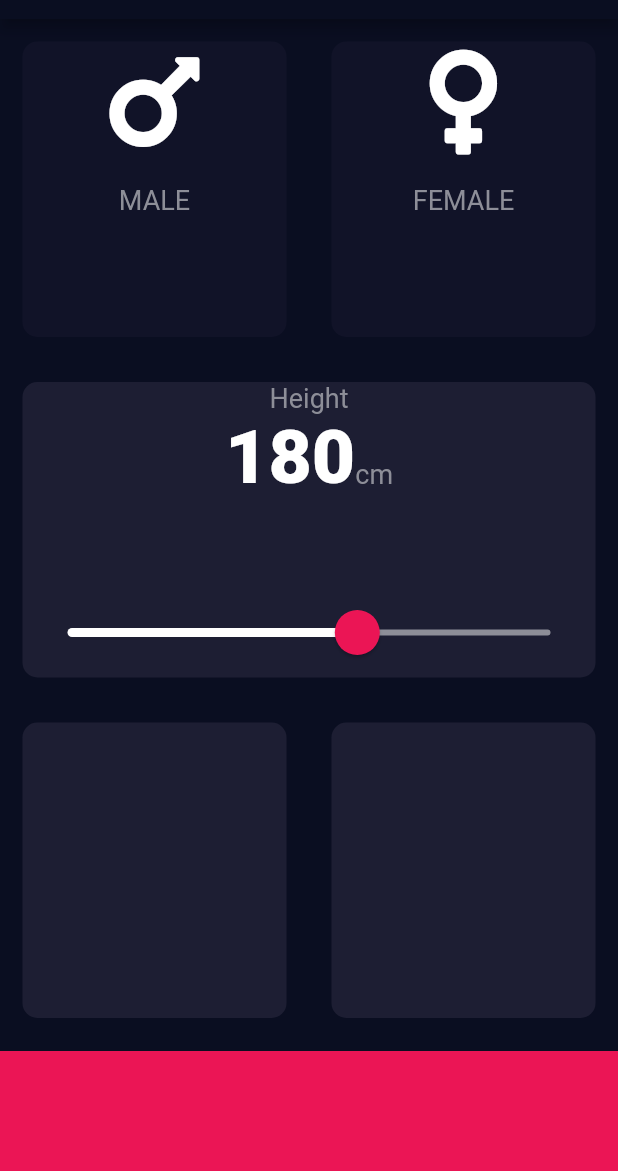
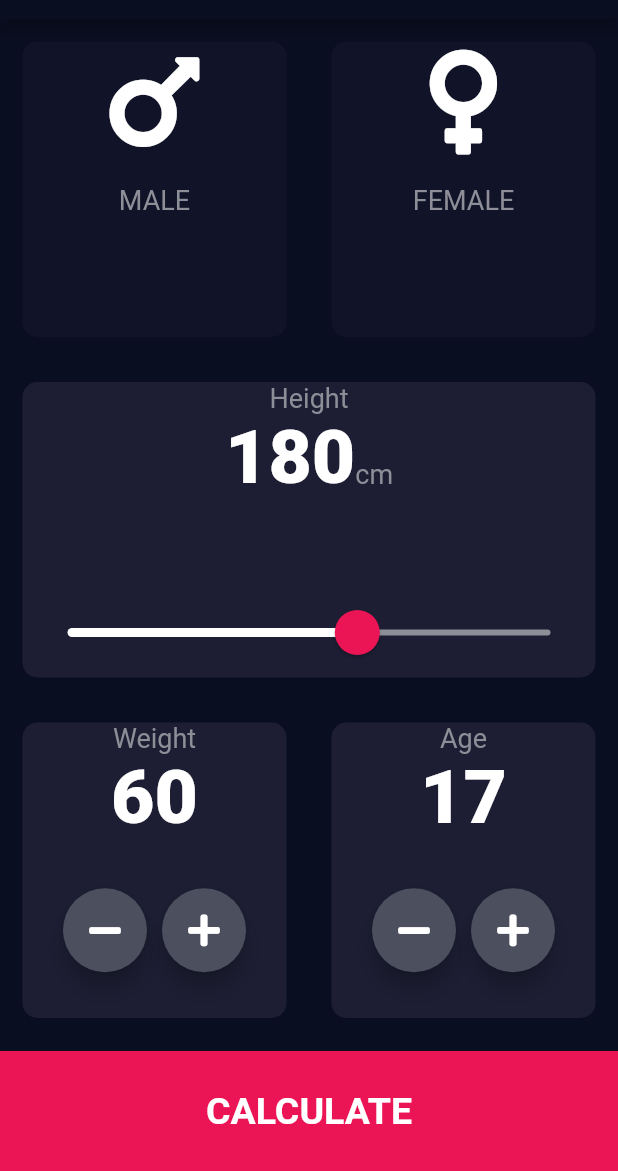
Before and after one commit to ahmadrana24/BMI-Calculator, a Flutter app: the screen it shows after launch, on a phone screen of 412 x 824 dp, the part 65-1236 px from its top. Run offline on Flutter 3.47's test engine with Material 2 defaults, Android fonts, the phone set to English and light mode, and no system bars; our stand-ins replace font_awesome_flutter.

```diff
--- /dev/null
+++ b/lib/Botttom_Button.dart
@@ -0,0 +1,29 @@
+import 'package:flutter/material.dart';
+import 'Constants.dart';
+
+class BottomButton extends StatelessWidget {
+  final Function onTap;
+  final String buttonTitle;
+
+  BottomButton({@required this.onTap, @required this.buttonTitle});
+
+  @override
+  Widget build(BuildContext context) {
+    return GestureDetector(
+      onTap: onTap,
+      child: Container(
+        child: Center(
+          child: Text(
+            buttonTitle,
+            style: KbuttonText,
+          ),
+        ),
+        padding: EdgeInsets.all(20),
+        color: Color(0xFFEB1555),
+        margin: EdgeInsets.only(top: 7),
+        width: double.infinity,
+        height: bottomContainerHeight,
+      ),
+    );
+  }
+}
--- /dev/null
+++ b/lib/Calculations.dart
@@ -0,0 +1,35 @@
+import 'dart:math';
+
+class Calculations {
+  final height;
+  final weight;
+  Calculations({this.height, this.weight});
+
+  double _bmi;
+
+  String calculate() {
+    _bmi = weight / pow(height / 100, 2);
+
+    return _bmi.toStringAsFixed(1);
+  }
+
+  String getResults() {
+    if (_bmi > 25) {
+      return 'OverWeight';
+    } else if (_bmi > 18.5) {
+      return 'Normal';
+    } else {
+      return 'UnderWeight';
+    }
+  }
+
+  String getInterpretation() {
+    if (_bmi > 25) {
+      return 'YOU hAVE HEIGHER THAN NORMAL START DIETING';
+    } else if (_bmi > 18.5) {
+      return 'FINE YOU ARE DOING GREAT';
+    } else {
+      return 'LOL YOU NEED TO EAT MORE';
+    }
+  }
+}
--- a/lib/Input_page.dart
+++ b/lib/Input_page.dart
@@ -1,9 +1,11 @@
+import 'package:bmi_calculator/result_page.dart';
 import 'package:flutter/material.dart';
 import 'package:font_awesome_flutter/font_awesome_flutter.dart';
 import 'Icon_Content.dart';
 import 'Reuseable_card.dart';
-
+import 'Botttom_Button.dart';
 import 'Constants.dart';
+import 'Calculations.dart';
 
 enum Gender { Male, Female }
 
@@ -15,6 +17,8 @@ class InputPage extends StatefulWidget {
 class _InputPageState extends State<InputPage> {
   Gender selectedGender;
   int height = 180;
+  int weight = 60;
+  int age = 17;
   @override
   Widget build(BuildContext context) {
     return Scaffold(
@@ -113,22 +117,126 @@ class _InputPageState extends State<InputPage> {
             child: Row(
               children: <Widget>[
                 Expanded(
-                  child: ReusableCard(color: activeCardColor),
+                  child: ReusableCard(
+                    color: activeCardColor,
+                    cardChild: Column(
+                      mainAxisAlignment: MainAxisAlignment.center,
+                      children: <Widget>[
+                        Text(
+                          'Weight',
+                          style: labelTextStyle,
+                        ),
+                        Text(
+                          weight.toString(),
+                          style: KnumberTextStyle,
+                        ),
+                        Expanded(
+                          child: Row(
+                            mainAxisAlignment: MainAxisAlignment.center,
+                            children: <Widget>[
+                              RoundMaterialButton(
+                                icon: FontAwesomeIcons.minus,
+                                onPressed: () {
+                                  setState(() {
+                                    weight--;
+                                  });
+                                },
+                              ),
+                              SizedBox(
+                                width: 10,
+                              ),
+                              RoundMaterialButton(
+                                icon: FontAwesomeIcons.plus,
+                                onPressed: () {
+                                  setState(() {
+                                    weight++;
+                                  });
+                                },
+                              ),
+                            ],
+                          ),
+                        ),
+                      ],
+                    ),
+                  ),
                 ),
                 Expanded(
-                  child: ReusableCard(color: activeCardColor),
+                  child: ReusableCard(
+                    color: activeCardColor,
+                    cardChild: Column(
+                      children: <Widget>[
+                        Text(
+                          'Age',
+                          style: labelTextStyle,
+                        ),
+                        Text(
+                          age.toString(),
+                          style: KnumberTextStyle,
+                        ),
+                        Expanded(
+                          child: Row(
+                            mainAxisAlignment: MainAxisAlignment.center,
+                            children: <Widget>[
+                              RoundMaterialButton(
+                                icon: FontAwesomeIcons.minus,
+                                onPressed: () {
+                                  setState(() {
+                                    age--;
+                                  });
+                                },
+                              ),
+                              SizedBox(
+                                width: 10,
+                              ),
+                              RoundMaterialButton(
+                                icon: FontAwesomeIcons.plus,
+                                onPressed: () {
+                                  setState(() {
+                                    age++;
+                                  });
+                                },
+                              )
+                            ],
+                          ),
+                        )
+                      ],
+                    ),
+                  ),
                 ),
               ],
             ),
           ),
-          Container(
-            color: Color(0xFFEB1555),
-            margin: EdgeInsets.only(top: 7),
-            width: double.infinity,
-            height: bottomContainerHeight,
+          BottomButton(
+            onTap: () {
+              Calculations calc = Calculations(height: height, weight: weight);
+              Navigator.push(context,
+                  MaterialPageRoute(builder: (context) => ResultPage(
+                    calculation: calc.calculate(),
+                    interpretation: calc.getInterpretation(),
+                    resultText: calc.getResults(),
+                  )));
+            },
+            buttonTitle: 'CALCULATE',
           )
         ],
       ),
     );
   }
 }
+
+class RoundMaterialButton extends StatelessWidget {
+  final IconData icon;
+  final Function onPressed;
+  RoundMaterialButton({@required this.icon, this.onPressed});
+  @override
+  Widget build(BuildContext context) {
+    return RawMaterialButton(
+      onPressed: onPressed,
+      child: Icon(icon),
+      elevation: 6,
+      constraints: BoxConstraints.tightFor(width: 56, height: 56),
+      shape: CircleBorder(),
+      fillColor: Color(0xFF4C4F5E),
+    );
+  }
+}
```
Also changed, not shown: lib/Constants.dart (+11 -0 lines), lib/result_page.dart (added, +67 -0 lines).
